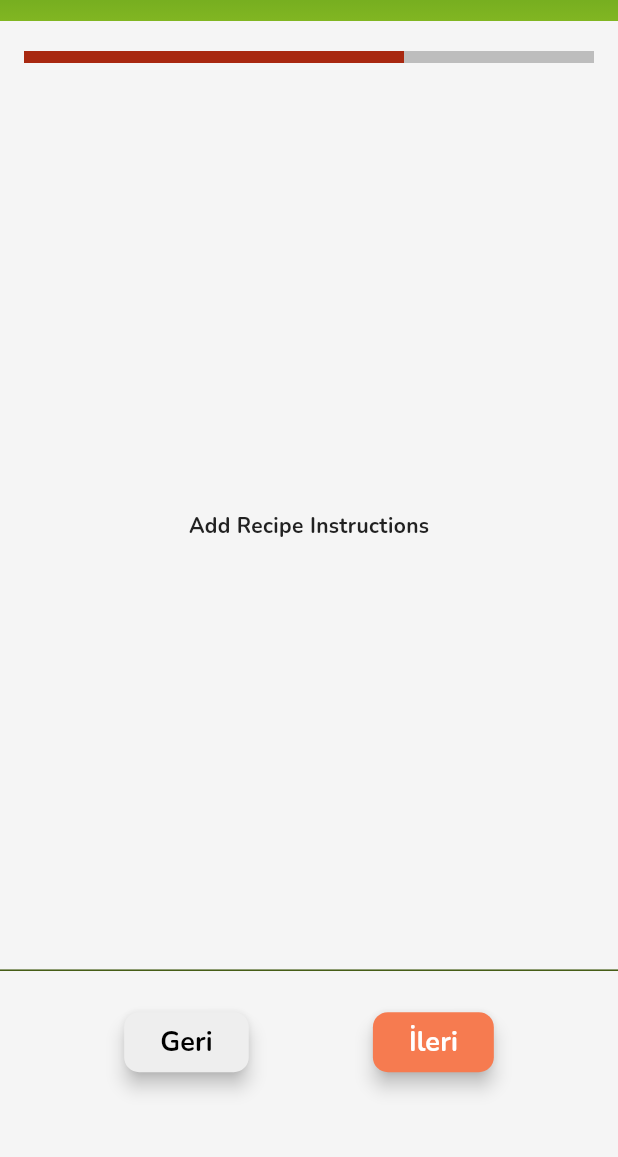
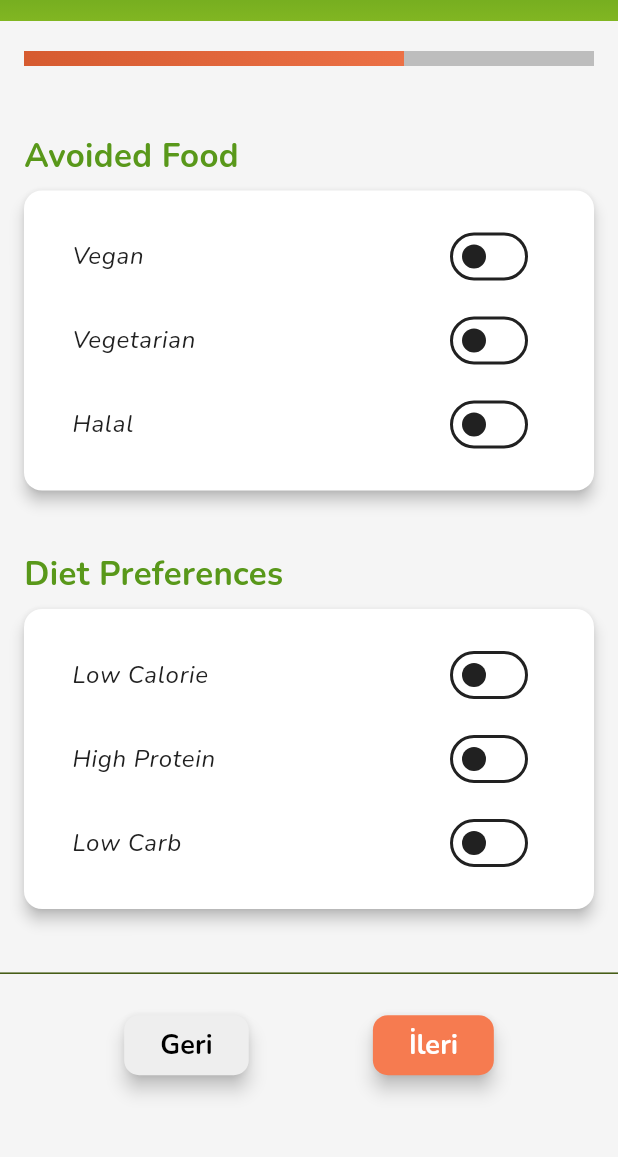
Before and after one commit to berkemremert/yesilsepet, a Flutter app: the IngredientsPage screen opened directly, after a tap on the "delete" icon, after a tap on "İleri", on a phone screen of 412 x 824 dp, the part 63-1220 px from its top. Run offline on Flutter 3.47's test engine with Material 3 defaults, Android fonts, the phone set to English and light mode, and no system bars; our stand-ins replace font_awesome_flutter; accounts and stored records are empty.

Commit message:
filterPage added + UI changes

```diff
--- /dev/null
+++ b/lib/Views/createRecipePage/filterPage.dart
@@ -0,0 +1,145 @@
+import 'package:flutter/material.dart';
+import 'package:yesilsepet/Views/theme/appColors.dart';
+
+class FilterPage extends StatefulWidget {
+  const FilterPage({Key? key}) : super(key: key);
+
+  @override
+  _FilterPageState createState() => _FilterPageState();
+}
+
+class _FilterPageState extends State<FilterPage> {
+  // Avoided food filters
+  bool isVegan = false;
+  bool isVegetarian = false;
+  bool isHalal = false;
+
+  // Diet preferences
+  bool isLowCalorie = false;
+  bool isHighProtein = false;
+  bool isLowCarb = false;
+
+  // Meal preparation
+  bool isQuickRecipe = false;
+  bool isEasyRecipe = false;
+  bool isGourmetMeal = false;
+
+  @override
+  Widget build(BuildContext context) {
+    return SingleChildScrollView(
+      child: Padding(
+        padding: const EdgeInsets.all(16.0),
+        child: Column(
+          crossAxisAlignment: CrossAxisAlignment.start,
+          children: [
+            buildSectionTitle("Avoided Food"),
+            buildFilterCard([
+              buildSwitchTile("Vegan", isVegan, (value) {
+                setState(() {
+                  isVegan = value;
+                });
+              }),
+              buildSwitchTile("Vegetarian", isVegetarian, (value) {
+                setState(() {
+                  isVegetarian = value;
+                });
+              }),
+              buildSwitchTile("Halal", isHalal, (value) {
+                setState(() {
+                  isHalal = value;
+                });
+              }),
+            ]),
+            const SizedBox(height: 16),
+            buildSectionTitle("Diet Preferences"),
+            buildFilterCard([
+              buildSwitchTile("Low Calorie", isLowCalorie, (value) {
+                setState(() {
+                  isLowCalorie = value;
+                });
+              }),
+              buildSwitchTile("High Protein", isHighProtein, (value) {
+                setState(() {
+                  isHighProtein = value;
+                });
+              }),
+              buildSwitchTile("Low Carb", isLowCarb, (value) {
+                setState(() {
+                  isLowCarb = value;
+                });
+              }),
+            ]),
+            const SizedBox(height: 16),
+            buildSectionTitle("Meal Preparation"),
+            buildFilterCard([
+              buildSwitchTile("Quick Recipe", isQuickRecipe, (value) {
+                setState(() {
+                  isQuickRecipe = value;
+                });
+              }),
+              buildSwitchTile("Easy Recipe", isEasyRecipe, (value) {
+                setState(() {
+                  isEasyRecipe = value;
+                });
+              }),
+              buildSwitchTile("Gourmet Meal", isGourmetMeal, (value) {
+                setState(() {
+                  isGourmetMeal = value;
+                });
+              }),
+            ]),
+          ],
+        ),
+      ),
+    );
+  }
+
+  // Helper method for section titles
+  Widget buildSectionTitle(String title) {
+    return Padding(
+      padding: const EdgeInsets.symmetric(vertical: 8.0),
+      child: Text(
+        title,
+        style: const TextStyle(
+          fontSize: 22,
+          fontWeight: FontWeight.bold,
+          color: AppColors.green,
+        ),
+      ),
+    );
+  }
+
+  // Helper method to build a filter card
+  Widget buildFilterCard(List<Widget> children) {
+    return Card(
+      elevation: 4,
+      shape: RoundedRectangleBorder(
+        borderRadius: BorderRadius.circular(12),
+      ),
+      margin: const EdgeInsets.only(bottom: 16.0),
+      child: Padding(
+        padding: const EdgeInsets.all(16.0),
+        child: Column(
+          crossAxisAlignment: CrossAxisAlignment.start,
+          children: children,
+        ),
+      ),
+    );
+  }
+
+  // Helper method to build a switch tile
+  Widget buildSwitchTile(String title, bool value, Function(bool) onChanged) {
+    return SwitchListTile(
+      title: Text(
+        title,
+        style: const TextStyle(fontSize: 16, fontWeight: FontWeight.w500),
+      ),
+      value: value,
+      onChanged: onChanged,
+      activeColor: AppColors.green,
+      // activeTrackColor: AppColors.green,
+      // inactiveThumbColor: AppColors.verylightGray,
+      // inactiveTrackColor: AppColors.lightGray,
+    );
+  }
+}
--- a/lib/Views/createRecipePage/ingredientsPage.dart
+++ b/lib/Views/createRecipePage/ingredientsPage.dart
@@ -1,5 +1,6 @@
 import 'package:flutter/material.dart';
 import 'package:provider/provider.dart';
+import 'package:yesilsepet/Views/createRecipePage/filterPage.dart';
 import 'package:yesilsepet/Views/createRecipePage/widgets/ingredient_list.dart';
 import 'package:yesilsepet/Views/createRecipePage/widgets/new_ingredients_search_bar.dart';
 import 'package:yesilsepet/Views/createRecipePage/widgets/progressBar.dart';
@@ -59,28 +60,18 @@ class _IngredientsPageState extends State<IngredientsPage> {
           ),
         ),
         backgroundColor: AppColors.offWhite,
-        body: SingleChildScrollView(  // Wrapping the body in SingleChildScrollView
+        body: SingleChildScrollView(
           child: Column(
             children: [
               ProgressBarSection(currentStep: _currentStep),
               SizedBox(
-                height: MediaQuery.of(context).size.height * 0.7, // Adjusting the height to fit the keyboard
+                height: MediaQuery.of(context).size.height * 0.7,
                 child: PageView(
                   controller: _pageController,
-                  physics: NeverScrollableScrollPhysics(),
+                  physics: const NeverScrollableScrollPhysics(),
                   children: [
-                    // Step 1: Ingredients
-                    Column(
-                      children: [
-                        SizedBox(height: 10),
-                        NewIngredientSearchBar(),
-                        SizedBox(height: 10),
-                        IngredientList(),
-                      ],
-                    ),
-                    // Step 2: Instructions
-                    Center(child: Text("Add Recipe Instructions")),
-                    // Step 3: Final Review
+                    firstPage(),
+                    secondPage(),
                     Center(child: Text("Review and Finish")),
                   ],
                 ),
@@ -120,7 +111,7 @@ class _IngredientsPageState extends State<IngredientsPage> {
                       ),
                       onPressed: _nextStep,
                       child: Text(
-                        _currentStep == 2 ? "Oluştur" : "İleri", // Change text on last step
+                        _currentStep == 2 ? "Oluştur" : "İleri",
                         style: const TextStyle(
                           color: AppColors.pureWhite,
                           fontWeight: FontWeight.bold,
@@ -137,4 +128,17 @@ class _IngredientsPageState extends State<IngredientsPage> {
       ),
     );
   }
+  Widget firstPage(){
+    return const Column(
+      children: [
+        SizedBox(height: 10),
+        NewIngredientSearchBar(),
+        SizedBox(height: 10),
+        IngredientList(),
+      ],
+    );
+  }
+  Widget secondPage() {
+    return FilterPage();
+  }
 }
--- a/lib/Views/createRecipePage/widgets/ingredient_list.dart
+++ b/lib/Views/createRecipePage/widgets/ingredient_list.dart
@@ -26,10 +26,10 @@ class IngredientList extends StatelessWidget {
               child: ListTile(
                 leading: CircleAvatar(
                   backgroundColor: AppColors.yellowGreen,
-                  radius: 24, // Adjust radius for circle size
+                  radius: 24,
                   child: ClipOval(
                     child: Image.asset(
-                      'assets/images/apple.webp', // Adjust the image as needed
+                      'assets/images/apple.webp', // TODO: Adjust the image as needed
                       width: 36,
                       height: 36,
                       fit: BoxFit.cover,
--- a/lib/Views/createRecipePage/widgets/progressBar.dart
+++ b/lib/Views/createRecipePage/widgets/progressBar.dart
@@ -12,18 +12,43 @@ class ProgressBarSection extends StatelessWidget {
 
     return Padding(
       padding: const EdgeInsets.symmetric(horizontal: 16.0, vertical: 20.0),
-      child: TweenAnimationBuilder<double>(
-        tween: Tween<double>(begin: progress, end: progress),
-        duration: const Duration(milliseconds: 500),
-        builder: (context, value, child) {
-          return LinearProgressIndicator(
-            value: value,
-            minHeight: 8,
-            backgroundColor: AppColors.lightGray,
-            color: AppColors.scarletOrange,
-          );
-        },
+      child: CustomPaint(
+        size: Size(double.infinity, 10), // Height of the progress bar
+        painter: ProgressBarPainter(progress),
       ),
     );
   }
 }
+
+class ProgressBarPainter extends CustomPainter {
+  final double progress;
+
+  ProgressBarPainter(this.progress);
+
+  @override
+  void paint(Canvas canvas, Size size) {
+    final Paint backgroundPaint = Paint()
+      ..color = AppColors.lightGray
+      ..style = PaintingStyle.fill;
+
+    final Paint progressPaint = Paint()
+      ..shader = LinearGradient(
+        colors: [AppColors.coralOrangeDark, AppColors.coralOrange],
+        begin: Alignment.centerLeft,
+        end: Alignment.centerRight,
+      ).createShader(Rect.fromLTWH(0, 0, size.width, size.height))
+      ..style = PaintingStyle.fill;
+
+    // Draw the background bar
+    canvas.drawRect(Rect.fromLTWH(0, 0, size.width, size.height), backgroundPaint);
+
+    // Draw the progress bar with gradient
+    final progressWidth = size.width * progress;
+    canvas.drawRect(Rect.fromLTWH(0, 0, progressWidth, size.height), progressPaint);
+  }
+
+  @override
+  bool shouldRepaint(covariant CustomPainter oldDelegate) {
+    return false; // No need to repaint unless the progress value changes
+  }
+}
```
